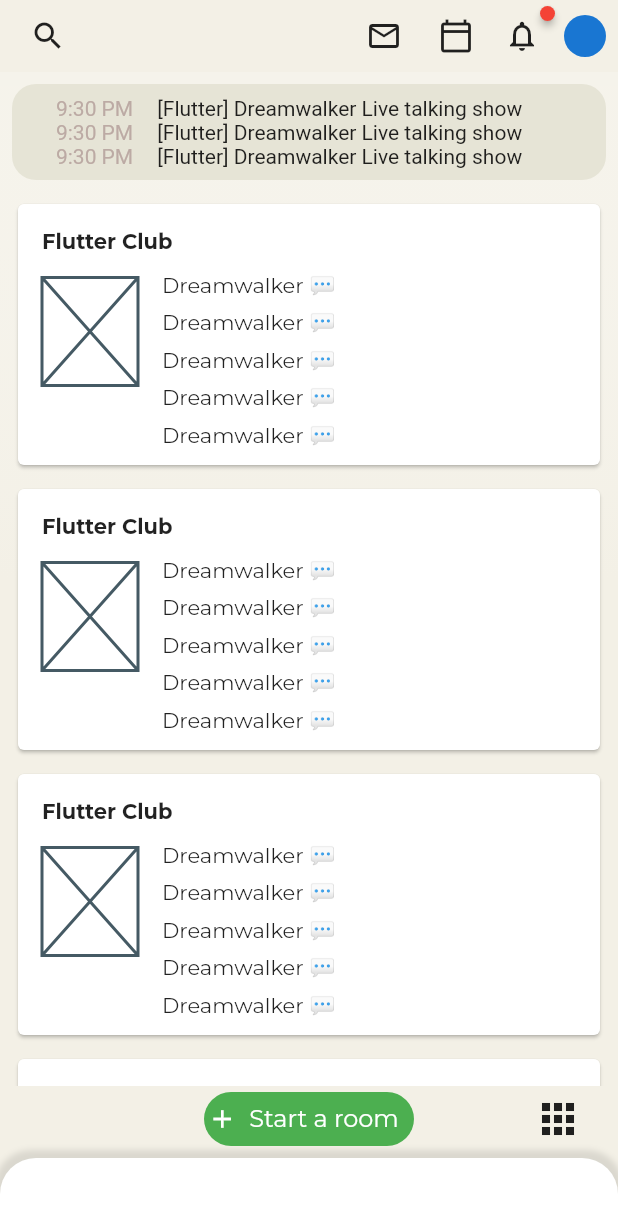
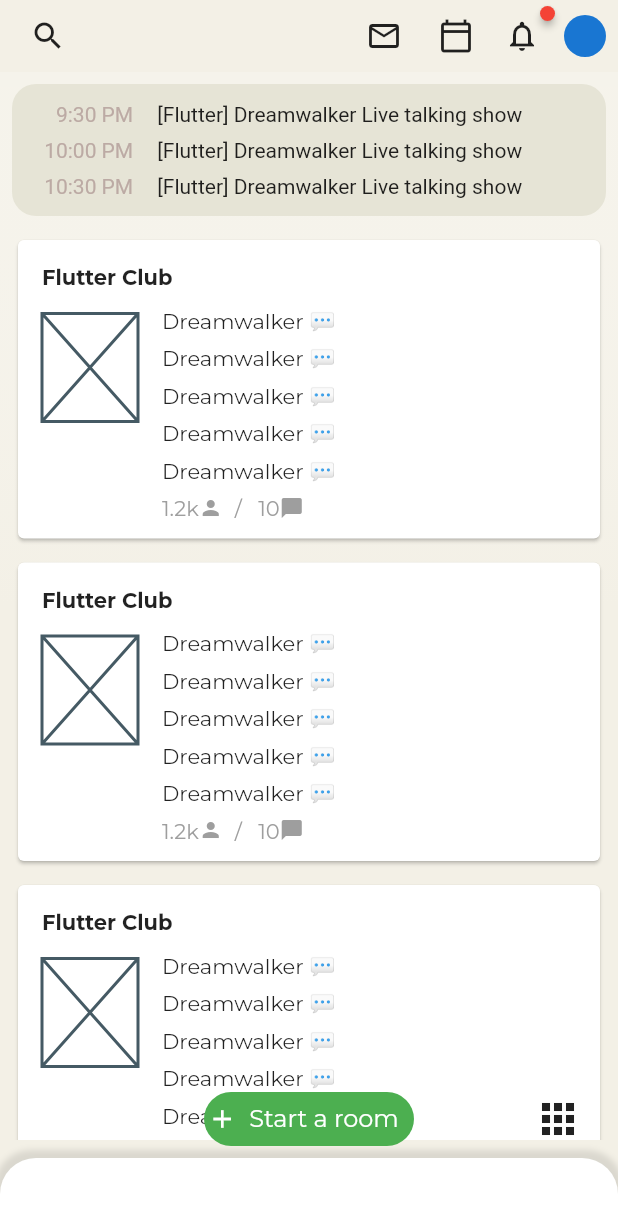
Before and after one commit to JAICHANGPARK/flutter_notebook_11th_story, a Flutter app: the screen it shows after launch, on a phone screen of 412 x 824 dp. Shown: the top 1230 px of the screen. Run offline on Flutter 3.47's test engine with Material 2 defaults, Android fonts, the phone set to English and light mode, and no system bars; drawn by our look-alikes of badges; our stand-ins replace backdrop, flutter_inner_drawer, google_fonts.

Commit message:
Update clubhouse_home_page.dart

```diff
--- a/lib/ep701_clubhouse/ui/clubhouse_home_page.dart
+++ b/lib/ep701_clubhouse/ui/clubhouse_home_page.dart
@@ -51,6 +51,10 @@ class _ClubhouseHomePageState extends State<ClubhouseHomePage> {
                 ],
               )),
           Positioned(
+            bottom: 64,
+            left: 0,
+            top: 48,
+            right: 0,
             child: Container(
               decoration: BoxDecoration(
                 gradient: LinearGradient(colors: [
@@ -72,7 +76,9 @@ class _ClubhouseHomePageState extends State<ClubhouseHomePage> {
                         child: Column(
                           mainAxisAlignment: MainAxisAlignment.spaceEvenly,
                           children: [
-                            Row(
+                            Padding(
+                              padding: const EdgeInsets.symmetric(vertical: 4),
+                              child: Row(
                                 children: [
                                   Expanded(
                                       flex: 2,
@@ -93,14 +99,17 @@ class _ClubhouseHomePageState extends State<ClubhouseHomePage> {
                                       ))
                                 ],
                               ),
-                            Row(
+                            ),
+                            Padding(
+                              padding: const EdgeInsets.symmetric(vertical: 4),
+                              child: Row(
                                 children: [
                                   Expanded(
                                       flex: 2,
                                       child: Align(
                                           alignment: Alignment.centerRight,
                                           child: Text(
-                                          "9:30 PM",
+                                            "10:00 PM",
                                             style: TextStyle(color: Colors.brown[200]),
                                           ))),
                                   SizedBox(
@@ -114,14 +123,17 @@ class _ClubhouseHomePageState extends State<ClubhouseHomePage> {
                                       ))
                                 ],
                               ),
-                            Row(
+                            ),
+                            Padding(
+                              padding: const EdgeInsets.symmetric(vertical: 4),
+                              child: Row(
                                 children: [
                                   Expanded(
                                       flex: 2,
                                       child: Align(
                                           alignment: Alignment.centerRight,
                                           child: Text(
-                                          "9:30 PM",
+                                            "10:30 PM",
                                             style: TextStyle(color: Colors.brown[200]),
                                           ))),
                                   SizedBox(
@@ -134,7 +146,8 @@ class _ClubhouseHomePageState extends State<ClubhouseHomePage> {
                                         overflow: TextOverflow.ellipsis,
                                       ))
                                 ],
-                            )
+                              ),
+                            ),
                           ],
                         ),
                       );
@@ -208,7 +221,27 @@ class _ClubhouseHomePageState extends State<ClubhouseHomePage> {
                                                 "Dreamwalker 💬",
                                                 style: GoogleFonts.montserrat(),
                                               ),
-                                            )
+                                            ),
+                                            Padding(
+                                              padding: const EdgeInsets.symmetric(vertical: 4),
+                                              child: Row(
+                                                children: [
+                                                  Text(
+                                                    "1.2k",
+                                                    style: GoogleFonts.montserrat(color: Colors.grey),
+                                                  ),
+                                                  Icon(Icons.person, size: 16, color: Colors.grey),
+                                                  SizedBox(
+                                                    width: 8,
+                                                  ),
+                                                  Text(
+                                                    "/   10",
+                                                    style: GoogleFonts.montserrat(color: Colors.grey),
+                                                  ),
+                                                  Icon(Icons.chat_bubble, size: 16, color: Colors.grey)
+                                                ],
+                                              ),
+                                            ),
                                           ],
                                         ),
                                       )),
@@ -221,10 +254,6 @@ class _ClubhouseHomePageState extends State<ClubhouseHomePage> {
                     );
                   }),
             ),
-            bottom: 100,
-            left: 0,
-            top: 48,
-            right: 0,
           ),
           Positioned(
             child: Container(
```
Lines whose indentation alone changed are shown as unchanged.
